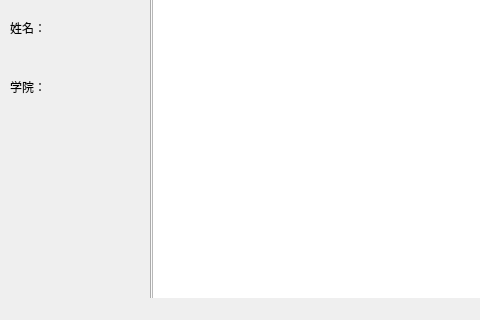
This is source/mainwindow_teacher.ui in laddie132/Academic-Management-System-Demo as Qt 5 draws it before an edit; both pictures show x 0 to 480 and y 181 to 501 of the 799 by 501 pixel window. The edited form follows.
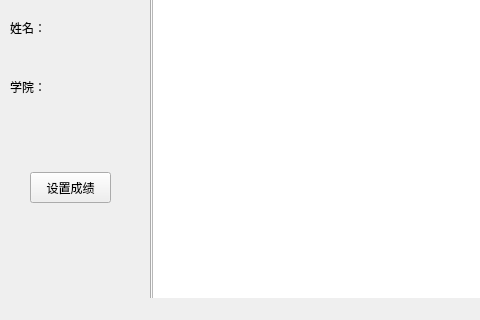
This is the edited form. The open tabs and pages were chosen to show the change.

```diff
--- a/source/mainwindow_teacher.ui
+++ b/source/mainwindow_teacher.ui
@@ -189,6 +189,22 @@
      </item>
     </layout>
    </widget>
+   <widget class="QPushButton" name="set_grade_btn">
+    <property name="geometry">
+     <rect>
+      <x>30</x>
+      <y>330</y>
+      <width>81</width>
+      <height>31</height>
+     </rect>
+    </property>
+    <property name="styleSheet">
+     <string notr="true">font: 11pt &quot;宋体&quot;;</string>
+    </property>
+    <property name="text">
+     <string>设置成绩</string>
+    </property>
+   </widget>
   </widget>
   <widget class="QMenuBar" name="menubar">
    <property name="geometry">
```
Left out of the diff: 16 changed lines with no effect on the pictures.
